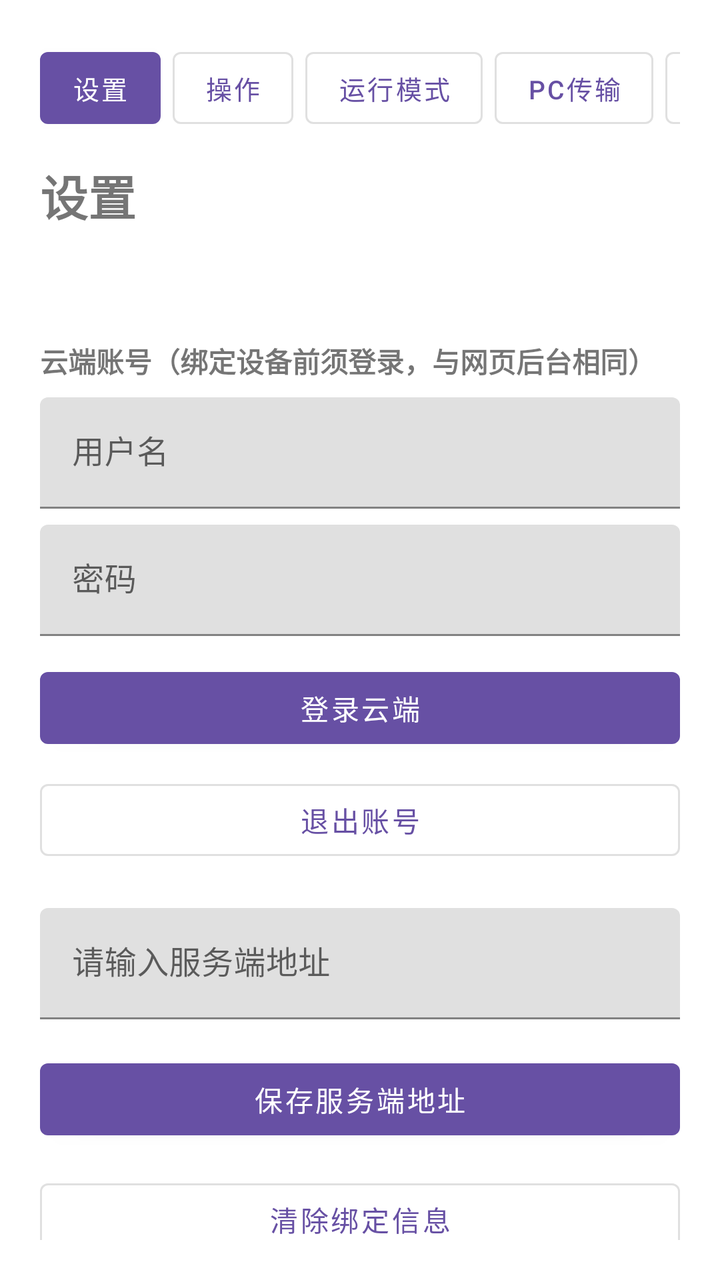
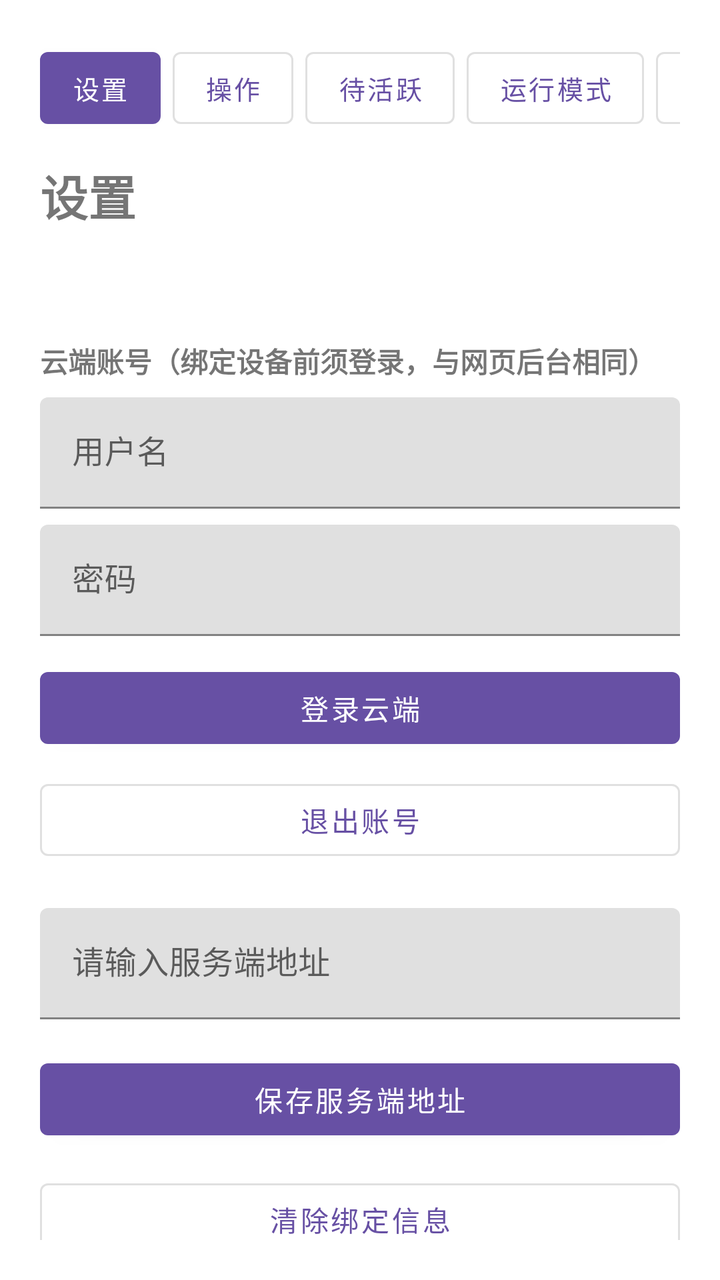

Compare the two renders of this Android layout. The source of the first and the diff that turns it into the second are given below.
<!-- AndroidManifest.xml: application theme Theme.AutoTraces -->
<!-- res/layout/activity_settings.xml -->
<?xml version="1.0" encoding="utf-8"?>
<androidx.core.widget.NestedScrollView xmlns:android="http://schemas.android.com/apk/res/android"
    xmlns:app="http://schemas.android.com/apk/res-auto"
    android:layout_width="match_parent"
    android:layout_height="match_parent"
    android:fillViewport="true"
    android:padding="20dp">

    <androidx.constraintlayout.widget.ConstraintLayout
        android:layout_width="match_parent"
        android:layout_height="wrap_content">

        <HorizontalScrollView
            android:id="@+id/topNavScroll"
            android:layout_width="0dp"
            android:layout_height="wrap_content"
            android:scrollbars="none"
            app:layout_constraintEnd_toEndOf="parent"
            app:layout_constraintStart_toStartOf="parent"
            app:layout_constraintTop_toTopOf="parent">

            <LinearLayout
                android:layout_width="wrap_content"
                android:layout_height="wrap_content"
                android:orientation="horizontal">

                <com.google.android.material.button.MaterialButton
                    android:id="@+id/showSettingsButton"
                    style="@style/Widget.MaterialComponents.Button"
                    android:layout_width="wrap_content"
                    android:layout_height="wrap_content"
                    android:minWidth="0dp"
                    android:text="设置"
                    android:textSize="13sp" />

                <com.google.android.material.button.MaterialButton
                    android:id="@+id/showActionButton"
                    style="@style/Widget.MaterialComponents.Button.OutlinedButton"
                    android:layout_width="wrap_content"
                    android:layout_height="wrap_content"
                    android:layout_marginStart="6dp"
                    android:minWidth="0dp"
                    android:text="操作"
                    android:textSize="13sp" />

                <com.google.android.material.button.MaterialButton
                    android:id="@+id/showControlModeButton"
                    style="@style/Widget.MaterialComponents.Button.OutlinedButton"
                    android:layout_width="wrap_content"
                    android:layout_height="wrap_content"
                    android:layout_marginStart="6dp"
                    android:minWidth="0dp"
                    android:text="运行模式"
                    android:textSize="13sp" />

                <com.google.android.material.button.MaterialButton
                    android:id="@+id/showVideoDedButton"
                    style="@style/Widget.MaterialComponents.Button.OutlinedButton"
                    android:layout_width="wrap_content"
                    android:layout_height="wrap_content"
                    android:layout_marginStart="6dp"
                    android:minWidth="0dp"
                    android:text="@string/nav_video_ded"
                    android:textSize="13sp" />

                <com.google.android.material.button.MaterialButton
                    android:id="@+id/showLogButton"
                    style="@style/Widget.MaterialComponents.Button.OutlinedButton"
                    android:layout_width="wrap_content"
                    android:layout_height="wrap_content"
                    android:layout_marginStart="6dp"
                    android:minWidth="0dp"
                    android:text="日志"
                    android:textSize="13sp" />
            </LinearLayout>
        </HorizontalScrollView>

        <TextView
            android:id="@+id/titleText"
            android:layout_width="0dp"
            android:layout_height="wrap_content"
            android:layout_marginTop="12dp"
            android:text="@string/settings_title"
            android:textSize="24sp"
            android:textStyle="bold"
            app:layout_constraintEnd_toEndOf="parent"
            app:layout_constraintStart_toStartOf="parent"
            app:layout_constraintTop_toBottomOf="@id/topNavScroll" />

        <TextView
            android:id="@+id/deviceInfoText"
            android:layout_width="0dp"
            android:layout_height="wrap_content"
            android:layout_marginTop="16dp"
            app:layout_constraintEnd_toEndOf="parent"
            app:layout_constraintStart_toStartOf="parent"
            app:layout_constraintTop_toBottomOf="@id/titleText" />

        <TextView
            android:id="@+id/cloudAuthTitle"
            android:layout_width="0dp"
            android:layout_height="wrap_content"
            android:layout_marginTop="20dp"
            android:text="云端账号（绑定设备前须登录，与网页后台相同）"
            android:textStyle="bold"
            app:layout_constraintEnd_toEndOf="parent"
            app:layout_constraintStart_toStartOf="parent"
            app:layout_constraintTop_toBottomOf="@id/deviceInfoText" />

        <com.google.android.material.textfield.TextInputLayout
            android:id="@+id/cloudUsernameLayout"
            android:layout_width="0dp"
            android:layout_height="wrap_content"
            android:layout_marginTop="8dp"
            android:hint="用户名"
            app:layout_constraintEnd_toEndOf="parent"
            app:layout_constraintStart_toStartOf="parent"
            app:layout_constraintTop_toBottomOf="@id/cloudAuthTitle">

            <com.google.android.material.textfield.TextInputEditText
                android:id="@+id/cloudUsernameInput"
                android:layout_width="match_parent"
                android:layout_height="wrap_content"
                android:inputType="text" />
        </com.google.android.material.textfield.TextInputLayout>

        <com.google.android.material.textfield.TextInputLayout
            android:id="@+id/cloudPasswordLayout"
            android:layout_width="0dp"
            android:layout_height="wrap_content"
            android:layout_marginTop="8dp"
            android:hint="密码"
            app:layout_constraintEnd_toEndOf="parent"
            app:layout_constraintStart_toStartOf="parent"
            app:layout_constraintTop_toBottomOf="@id/cloudUsernameLayout">

            <com.google.android.material.textfield.TextInputEditText
                android:id="@+id/cloudPasswordInput"
                android:layout_width="match_parent"
                android:layout_height="wrap_content"
                android:inputType="textPassword" />
        </com.google.android.material.textfield.TextInputLayout>

        <com.google.android.material.button.MaterialButton
            android:id="@+id/cloudLoginButton"
            android:layout_width="0dp"
            android:layout_height="wrap_content"
            android:layout_marginTop="12dp"
            android:text="登录云端"
            app:layout_constraintEnd_toEndOf="parent"
            app:layout_constraintStart_toStartOf="parent"
            app:layout_constraintTop_toBottomOf="@id/cloudPasswordLayout" />

        <com.google.android.material.button.MaterialButton
            android:id="@+id/cloudLogoutButton"
            style="@style/Widget.MaterialComponents.Button.OutlinedButton"
            android:layout_width="0dp"
            android:layout_height="wrap_content"
            android:layout_marginTop="8dp"
            android:text="退出账号"
            app:layout_constraintEnd_toEndOf="parent"
            app:layout_constraintStart_toStartOf="parent"
            app:layout_constraintTop_toBottomOf="@id/cloudLoginButton" />

        <com.google.android.material.textfield.TextInputLayout
            android:id="@+id/serverUrlLayout"
            android:layout_width="0dp"
            android:layout_height="wrap_content"
            android:layout_marginTop="20dp"
            app:layout_constraintEnd_toEndOf="parent"
            app:layout_constraintStart_toStartOf="parent"
            app:layout_constraintTop_toBottomOf="@id/cloudLogoutButton">

            <com.google.android.material.textfield.TextInputEditText
                android:id="@+id/serverUrlInput"
                android:layout_width="match_parent"
                android:layout_height="wrap_content"
                android:hint="@string/hint_server_url"
                android:inputType="textUri" />
        </com.google.android.material.textfield.TextInputLayout>

        <com.google.android.material.button.MaterialButton
            android:id="@+id/saveServerButton"
            android:layout_width="0dp"
            android:layout_height="wrap_content"
            android:layout_marginTop="16dp"
            android:text="@string/action_save_server"
            app:layout_constraintEnd_toEndOf="parent"
            app:layout_constraintStart_toStartOf="parent"
            app:layout_constraintTop_toBottomOf="@id/serverUrlLayout" />

        <com.google.android.material.button.MaterialButton
            android:id="@+id/clearBindingButton"
            style="@style/Widget.MaterialComponents.Button.OutlinedButton"
            android:layout_width="0dp"
            android:layout_height="wrap_content"
            android:layout_marginTop="12dp"
            android:text="@string/action_clear_binding"
            app:layout_constraintEnd_toEndOf="parent"
            app:layout_constraintStart_toStartOf="parent"
            app:layout_constraintTop_toBottomOf="@id/saveServerButton" />

        <com.google.android.material.button.MaterialButton
            android:id="@+id/openConfigParamsButton"
            style="@style/Widget.MaterialComponents.Button.OutlinedButton"
            android:layout_width="0dp"
            android:layout_height="wrap_content"
            android:layout_marginTop="12dp"
            android:text="@string/action_open_config_params"
            app:layout_constraintEnd_toEndOf="parent"
            app:layout_constraintStart_toStartOf="parent"
            app:layout_constraintTop_toBottomOf="@id/clearBindingButton" />

        <TextView
            android:id="@+id/statusText"
            android:layout_width="0dp"
            android:layout_height="wrap_content"
            android:layout_marginTop="20dp"
            android:textColor="@android:color/darker_gray"
            app:layout_constraintEnd_toEndOf="parent"
            app:layout_constraintStart_toStartOf="parent"
            app:layout_constraintTop_toBottomOf="@id/openConfigParamsButton" />

        <TextView
            android:id="@+id/versionText"
            android:layout_width="0dp"
            android:layout_height="wrap_content"
            android:layout_marginTop="24dp"
            android:gravity="center"
            android:textColor="@android:color/darker_gray"
            android:textSize="12sp"
            app:layout_constraintEnd_toEndOf="parent"
            app:layout_constraintStart_toStartOf="parent"
            app:layout_constraintTop_toBottomOf="@id/statusText" />

    </androidx.constraintlayout.widget.ConstraintLayout>

</androidx.core.widget.NestedScrollView>
<!-- resources referenced by this layout -->
<resources>
  <string name="action_clear_binding">清除绑定信息</string>
  <string name="action_open_config_params">查看配置参数</string>
  <string name="action_save_server">保存服务端地址</string>
  <string name="hint_server_url">请输入服务端地址</string>
  <string name="nav_video_ded">PC传输</string>
  <string name="settings_title">设置</string>
  <style name="Theme.AutoTraces" parent="Theme.MaterialComponents.DayNight.NoActionBar">
          <item name="colorPrimary">@color/purple_500</item>
          <item name="colorPrimaryVariant">@color/purple_700</item>
          <item name="colorOnPrimary">@color/white</item>
          <item name="android:statusBarColor" tools:targetApi="l">@color/purple_700</item>
      </style>
  <color name="purple_500">#6750A4</color>
  <color name="purple_700">#4F378B</color>
  <color name="white">#FFFFFF</color>
</resources>

<!-- the commit's change to res/layout/activity_settings.xml (unified diff, before → after) -->
@@ -44,6 +44,16 @@
                     android:textSize="13sp" />
 
                 <com.google.android.material.button.MaterialButton
+                    android:id="@+id/showPendingActivateButton"
+                    style="@style/Widget.MaterialComponents.Button.OutlinedButton"
+                    android:layout_width="wrap_content"
+                    android:layout_height="wrap_content"
+                    android:layout_marginStart="6dp"
+                    android:minWidth="0dp"
+                    android:text="待活跃"
+                    android:textSize="13sp" />
+
+                <com.google.android.material.button.MaterialButton
                     android:id="@+id/showControlModeButton"
                     style="@style/Widget.MaterialComponents.Button.OutlinedButton"
                     android:layout_width="wrap_content"
